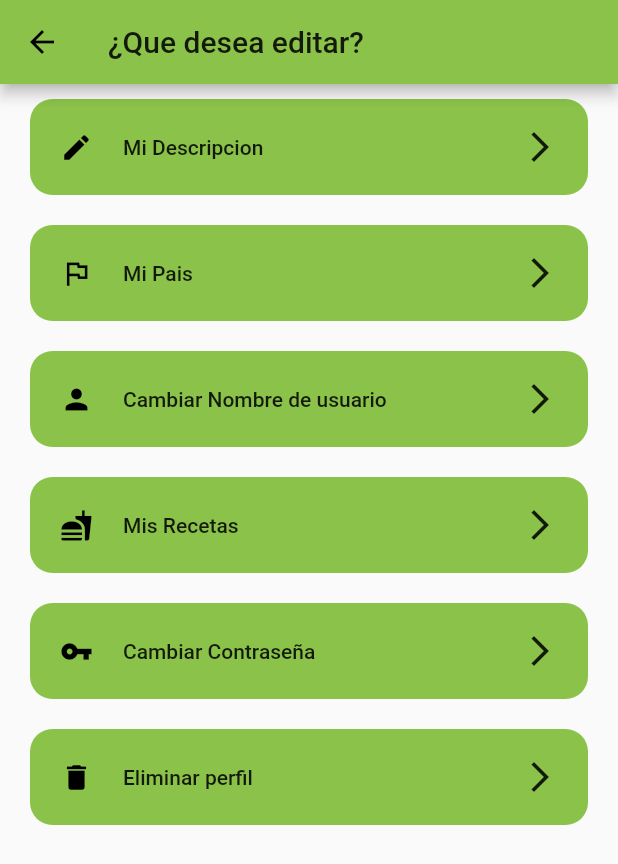
After one commit to IngeSoft202110/FoodMaker, a Flutter app: the PCambioPerfil screen opened directly, on a phone screen of 412 x 824 dp. The commit adds this screen. Shown: the top 864 px of the screen. Run offline on Flutter 3.47's test engine with Material 2 defaults, Android fonts, the phone set to English and light mode, and no system bars; our stand-ins replace graphql_flutter, hexcolor, parse_server_sdk_flutter, percent_indicator, shared_preferences; missing offline and left inert: grouped_buttons; accounts and stored records are empty; network calls fail.

Commit message:
Se modifico la pantalla para editar perfil, commit hecho por nicolai y jose

```diff
--- a/Aplicacion/foodmakera/lib/Clases/User.dart
+++ b/Aplicacion/foodmakera/lib/Clases/User.dart
@@ -1,4 +1,4 @@
-import 'dart:ffi';
+
 
 class User{
   String _username;
--- /dev/null
+++ b/Aplicacion/foodmakera/lib/PCambioPerfil.dart
@@ -0,0 +1,229 @@
+import 'package:flutter/material.dart';
+import 'Clases/Receta.dart';
+import 'Config/convertirQuery.dart';
+import 'PBuscarRecetas.dart';
+import 'PRegistro.dart';
+import 'Pantallas/ListaRecetas.dart';
+import 'Config/ClienteGraphQL.dart';
+import 'package:graphql_flutter/graphql_flutter.dart';
+import 'package:flutter/material.dart';
+import 'package:flutter/material.dart';
+import 'package:parse_server_sdk_flutter/parse_server_sdk.dart';
+import 'package:shared_preferences/shared_preferences.dart';
+import 'PCambioNombre.dart';
+import 'PCambioContrasena.dart';
+import 'PEliminar.dart';
+
+
+void conectarse() async {
+  WidgetsFlutterBinding.ensureInitialized();
+  //Se conecta con back 4 app
+  final keyApplicationId = 'QkiDaibHBqiqgEVFZnGbfHjBqsAHczeJvCeRSAOu';
+  final keyClientKey = '2dMSqnGMfojqLYwslmfIL2f1DU80xrbdyCLvOx5H';
+  final keyParseServerUrl = 'https://parseapi.back4app.com';
+
+  Parse().initialize(keyApplicationId, keyParseServerUrl,
+      clientKey: keyClientKey, debug: true);
+}
+
+class PCambioPerfil extends StatefulWidget{
+
+  final String title;
+
+  PCambioPerfil({Key key, this.title}): super (key: key);
+  _PCambioPerfil createState() => _PCambioPerfil();
+}
+
+
+
+class _PCambioPerfil extends State <PCambioPerfil>
+{
+  final NombreController = TextEditingController();
+
+  @override
+  Widget build(BuildContext context) {
+    return Scaffold(
+        appBar: AppBar(
+          title: const Text('¿Que desea editar?'),
+        ),
+        body: Column(
+            children: <Widget>[
+              Padding(
+                  padding: const EdgeInsets.symmetric(
+                      horizontal: 20, vertical: 10),
+                  child: FlatButton(
+                      onPressed: () {
+                        /*Navigator.push(
+                            context,
+                            new MaterialPageRoute(
+                                builder: (context) => PUsuario()));*/
+                      },
+                      padding: EdgeInsets.all(20),
+                      shape: RoundedRectangleBorder(
+                          borderRadius: BorderRadius.circular(15)),
+                      color: Colors.lightGreen,
+                      child: Row(
+                        children: [
+                          Icon(
+                            Icons.edit,
+                            size: 22,
+                            color: Colors.black,
+                          ),
+                          SizedBox(
+                            width: 20,
+                          ),
+                          Expanded(child: Text("Mi Descripcion")),
+                          Icon(Icons.arrow_forward_ios)
+                        ],
+                      ))),
+              Padding(
+                  padding: const EdgeInsets.symmetric(
+                      horizontal: 20, vertical: 10),
+                  child: FlatButton(
+                      onPressed: () {
+                        /*Navigator.push(
+                            context,
+                            new MaterialPageRoute(
+                                builder: (context) => PUsuario()));*/
+                      },
+                      padding: EdgeInsets.all(20),
+                      shape: RoundedRectangleBorder(
+                          borderRadius: BorderRadius.circular(15)),
+                      color: Colors.lightGreen,
+                      child: Row(
+                        children: [
+                          Icon(
+                            Icons.flag_outlined,
+                            size: 22,
+                            color: Colors.black,
+                          ),
+                          SizedBox(
+                            width: 20,
+                          ),
+                          Expanded(child: Text("Mi Pais")),
+                          Icon(Icons.arrow_forward_ios)
+                        ],
+                      ))),
+              Padding(
+                  padding: const EdgeInsets.symmetric(horizontal: 20, vertical: 10),
+                  child: FlatButton(
+                      onPressed: () {
+                        Navigator.push(
+                            context,
+                            new MaterialPageRoute(
+                                builder: (context) => PCambioNombre()));
+                      },
+                      padding: EdgeInsets.all(20),
+                      shape: RoundedRectangleBorder(
+                          borderRadius: BorderRadius.circular(15)),
+                      color: Colors.lightGreen,
+                      child: Row(
+                        children: [
+                          Icon(
+                            Icons.person,
+                            size: 22,
+                            color: Colors.black,
+                          ),
+                          SizedBox(
+                            width: 20,
+                          ),
+                          Expanded(child: Text("Cambiar Nombre de usuario")),
+                          Icon(Icons.arrow_forward_ios)
+                        ],
+                      ))),
+              Padding(
+                  padding: const EdgeInsets.symmetric(
+                      horizontal: 20, vertical: 10),
+                  child: FlatButton(
+                      onPressed: () {},
+                      padding: EdgeInsets.all(20),
+                      shape: RoundedRectangleBorder(
+                          borderRadius: BorderRadius.circular(15)),
+                      color: Colors.lightGreen,
+                      child: Row(
+                        children: [
+                          Icon(
+                            Icons.fastfood,
+                            size: 22,
+                            color: Colors.black,
+                          ),
+                          SizedBox(
+                            width: 20,
+                          ),
+                          Expanded(child: Text("Mis Recetas")),
+                          Icon(Icons.arrow_forward_ios)
+                        ],
+                      ))),
+              Padding(
+                  padding: const EdgeInsets.symmetric(horizontal: 20, vertical: 10),
+                  child: FlatButton(
+                      onPressed: () {
+                        Navigator.push(
+                            context,
+                            new MaterialPageRoute(
+                                builder: (context) => PCambioContrasena()));
+                      },
+                      padding: EdgeInsets.all(20),
+                      shape: RoundedRectangleBorder(
+                          borderRadius: BorderRadius.circular(15)),
+                      color: Colors.lightGreen,
+                      child: Row(
+                        children: [
+                          Icon(
+                            Icons.vpn_key,
+                            size: 22,
+                            color: Colors.black,
+                          ),
+                          SizedBox(
+                            width: 20,
+                          ),
+                          Expanded(child: Text("Cambiar Contraseña")),
+                          Icon(Icons.arrow_forward_ios)
+                        ],
+                      ))),
+              Padding(
+                  padding: const EdgeInsets.symmetric(horizontal: 20, vertical: 10),
+                  child: FlatButton(
+                      onPressed: () {
+                        Navigator.push(
+                            context,
+                            new MaterialPageRoute(
+                                builder: (context) => PEliminar()));
+                      },
+                      padding: EdgeInsets.all(20),
+                      shape: RoundedRectangleBorder(
+                          borderRadius: BorderRadius.circular(15)),
+                      color: Colors.lightGreen,
+                      child: Row(
+                        children: [
+                          Icon(
+                            Icons.delete,
+                            size: 22,
+                            color: Colors.black,
+                          ),
+                          SizedBox(
+                            width: 20,
+                          ),
+                          Expanded(child: Text("Eliminar perfil")),
+                          Icon(Icons.arrow_forward_ios)
+                        ],
+                      ))),
+            ],
+
+        ))
+    ;
+  }
+  void cambiar() async{
+    ParseUser user = await ParseUser.currentUser() as ParseUser;
+    user.set("username",NombreController.text.trim());
+    ParseResponse response = await user.save();
+    SharedPreferences preferences = await SharedPreferences.getInstance();
+    preferences.remove('ussername');
+    if(response.success)
+    {
+      print ("ok");
+    }
+    print("save: $user");
+
+  }
+}
--- a/Aplicacion/foodmakera/lib/PUsuario.dart
+++ b/Aplicacion/foodmakera/lib/PUsuario.dart
@@ -1,5 +1,6 @@
 import 'package:flutter/material.dart';
 import 'package:flutter/widgets.dart';
+import 'package:foodmakera/PCambioPerfil.dart';
 import 'package:graphql_flutter/graphql_flutter.dart';
 import 'package:shared_preferences/shared_preferences.dart';
 import 'Config/ClienteGraphQL.dart';
@@ -210,16 +211,19 @@ class CustomAppBar extends StatelessWidget
               alignment: Alignment.bottomRight,
               child: GestureDetector(
                 onTap: (){
-                  print("//TODO: button clicked");
+                  Navigator.push(
+                      context,
+                      new MaterialPageRoute(
+                          builder: (context) => PCambioPerfil()));
                 },
                 child: Padding(
                   padding: const EdgeInsets.fromLTRB(0, 24, 16, 0),
                     child: Container(
                       width: 110,
                       height: 32,
-                      child: Center(child: Text("Edit Profile"),),
+                      child: Center(child: Text("Editar perfil"),),
                       decoration: BoxDecoration(
-                          color: Colors.white,
+                          color: Colors.green,
                           borderRadius: BorderRadius.all(Radius.circular(16)),
                           boxShadow: [
                             BoxShadow(
```
